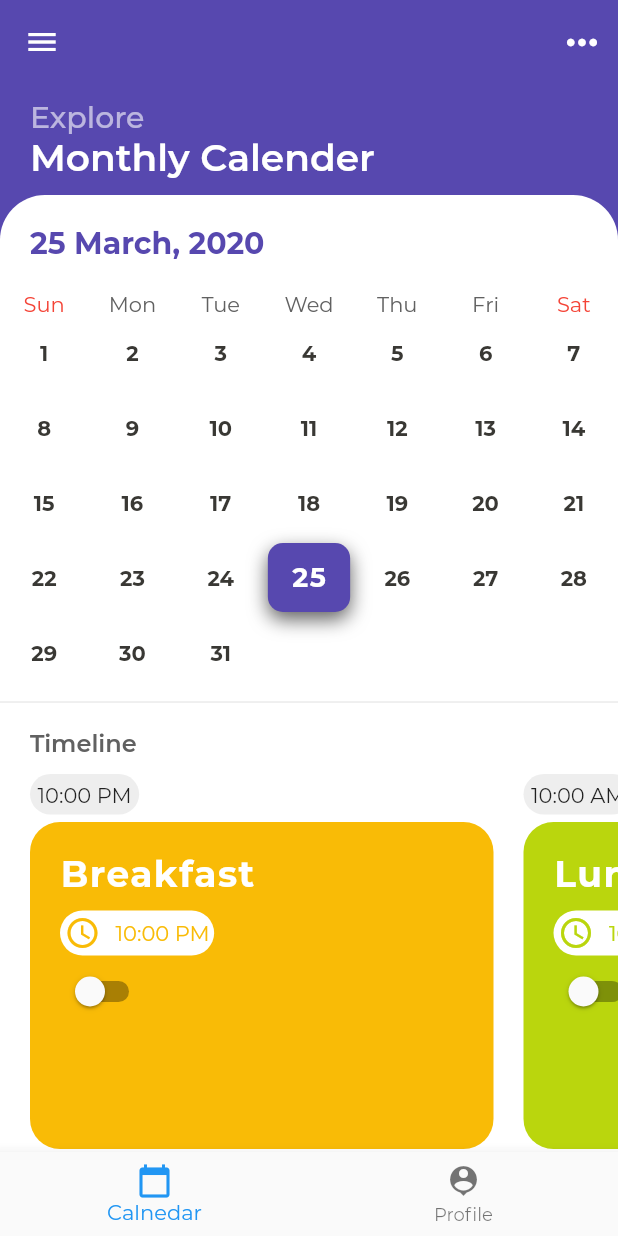
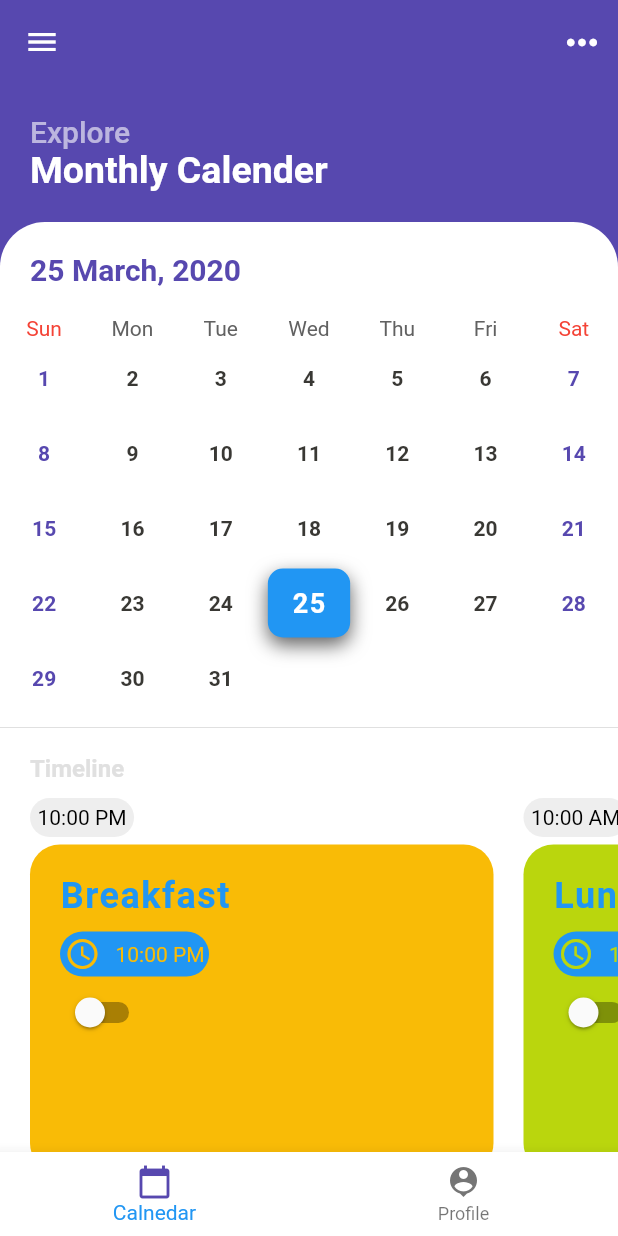
Before and after one commit to mohitagr1/Hostel_UI, a Flutter app: the HomeScreen screen opened directly, on a phone screen of 412 x 824 dp. Run offline on Flutter 3.47's test engine with Material 2 defaults, Android fonts, the phone set to English and light mode, and no system bars; drawn by our look-alikes of table_calendar; our stand-ins replace flare_flutter, shared_preferences; accounts and stored records are empty; project files that could hold a hidden picture were left out.

Commit message:
dark mode changes resolved merge conflicts

```diff
--- a/lib/main.dart
+++ b/lib/main.dart
@@ -1,7 +1,14 @@
 import 'package:flutter/material.dart';
+import 'package:hoste_ui/models/themecolors.dart';
 import 'package:hoste_ui/screens/login_screen.dart';
+import 'package:provider/provider.dart';
 
-void main() => runApp(MyApp());
+void main() => runApp(
+      ChangeNotifierProvider<ThemeColors>(
+        create: (_) => ThemeColors(),
+        child: MyApp(),
+      ),
+    );
 
 class MyApp extends StatelessWidget {
   // This widget is the root of your application.
@@ -10,11 +17,12 @@ class MyApp extends StatelessWidget {
     return MaterialApp(
       debugShowCheckedModeBanner: false,
       title: 'Hostel UI',
-      theme: ThemeData(
-        fontFamily: 'Montserrat',
-        primaryColor: Color(0xff5748AF),
-        accentColor: Colors.white,
-      ),
+
+      // theme: ThemeData(
+      //   fontFamily: 'Montserrat',
+      //   primaryColor: Color(0xff5748AF),
+      //   accentColor: Colors.white,
+      // ),
       home: LoginScreen(),
     );
   }
--- /dev/null
+++ b/lib/models/themecolors.dart
@@ -0,0 +1,96 @@
+import 'package:flutter/material.dart';
+
+class ThemeColors extends ChangeNotifier {
+  ThemeColors() {
+    getMainBackgroundColor();
+  }
+
+  int indexNo = 0;
+  final List<Color> primarycolor = [Color(0xff5748AF), Colors.black];
+  final List<Color> accentcolor = [Colors.white, Color(0xff212121)];
+
+  final List<Color> mainBackgroundColor = [Color(0xff5748AF), Colors.black];
+  final List<Color> calBackgorundColor = [Colors.white, Color(0xff212121)];
+
+
+  final List<Color> initialDateColor = [Color(0xff5748AF), Colors.white];
+  final List<Color> weekendColors = [Color(0xff5748AF), Colors.grey[400]];
+  final List<Color> weekdayColors = [Color(0xff393834), Colors.grey[700]];
+
+
+  final List<Color> timelineBackColor = [Colors.grey[200], Colors.grey[800]];
+  final List<Color> timelineTextColor = [Colors.black, Colors.white];
+
+  final Map<int, List<Color>> mealTimeColorBack = {
+    1: [Color(0xffa17801), Color(0xff819023), Color(0xffa51c4b)],
+    0: [Color(0xffF9BB06), Color(0xffBAD60D), Colors.pink]
+  };
+
+  final Map<int, List<Color>> mealTimeColorText = {
+    0: [Color(0xffa17801), Color(0xff819023), Color(0xffa51c4b)],
+    1: [Colors.grey[300], Colors.grey[300], Colors.grey[300]]
+  };
+
+  final List<Color> bottomBarText = [Color(0xff5748AF), Colors.grey[300]];
+  final List<Color> bottomBarBackgoundColor = [Colors.white, Colors.black];
+
+
+
+  Color getbottomBarBackgoundColor() {
+    return bottomBarBackgoundColor[indexNo];
+  }
+
+  Color getBottomBarText() {
+    return bottomBarText[indexNo];
+  }
+
+  Color getmealTimeColorText(int index) {
+    return mealTimeColorText[indexNo][index];
+  }
+
+  Color getmealTimeColorBack(int index) {
+    return mealTimeColorBack[indexNo][index];
+  }
+
+  Color getTimelineBackColor() {
+    return timelineBackColor[indexNo];
+  }
+
+  Color getTimelineTextColor() {
+    return timelineTextColor[indexNo];
+  }
+
+  Color getWeekDayColors() {
+    return weekdayColors[indexNo];
+  }
+
+  Color getWeekendColors() {
+    return weekendColors[indexNo];
+  }
+
+  Color getPrimaryColor() {
+    return primarycolor[indexNo];
+  }
+
+  Color getInitialDateColor() {
+    return initialDateColor[indexNo];
+  }
+
+  Color getAccentcolor() {
+    return accentcolor[indexNo];
+  }
+
+  setIndexNo(int gg) {
+    indexNo = gg;
+    print(indexNo);
+    notifyListeners();
+  }
+
+  Color getMainBackgroundColor() {
+    return mainBackgroundColor[indexNo];
+  }
+
+  Color getCalBackgorundColor() {
+    return calBackgorundColor[indexNo];
+  }
+}
--- a/lib/screens/calendar_screen.dart
+++ b/lib/screens/calendar_screen.dart
@@ -1,19 +1,26 @@
 import 'package:flutter/material.dart';
+import 'package:hoste_ui/models/themecolors.dart';
 import 'package:hoste_ui/widgets/calendar_header.dart';
 import 'package:hoste_ui/widgets/my_custom_calendar/my_calendar_2.dart';
 import 'package:hoste_ui/widgets/timelines.dart';
+import 'package:provider/provider.dart';
 
 class CalendarScreen extends StatelessWidget {
   @override
   Widget build(BuildContext context) {
+
+    ThemeColors colors = Provider.of<ThemeColors>(context);
+
     return SingleChildScrollView(
       child: Column(
         children: <Widget>[
           CalendarHeader(),
           Container(
+            color: colors.getPrimaryColor(),//Theme.of(context).primaryColor,
+            child: Container(
               // height: MediaQuery.of(context).size.height,
               decoration: BoxDecoration(
-                color: Theme.of(context).accentColor,
+                color: colors.getAccentcolor(),
                 borderRadius: BorderRadius.only(
                   topLeft: Radius.circular(30),
                   topRight: Radius.circular(30),
@@ -28,20 +35,20 @@ class CalendarScreen extends StatelessWidget {
                     padding: EdgeInsets.symmetric(horizontal: 20, vertical: 10),
                     child: Container(
                       alignment: Alignment.centerLeft,
-                      child: Text(
-                        "Timeline",
+                      child: Text("Timeline",
                           style: TextStyle(
                               fontSize: 16,
                               fontWeight: FontWeight.w600,
-                            color: Colors.grey[700]),
+                              color:
+                                  Theme.of(context).accentColor == Colors.white
+                                      ? Colors.grey[700]
+                                      : Colors.grey[300]) //Colors.grey[700]),
                           ),
                     ),
                   ),
                   MealTimeLine(),
-                  SizedBox(
-                    height: 10,
-                  )
                 ],
+              ),
             ),
           )
         ],
--- a/lib/screens/home_screen.dart
+++ b/lib/screens/home_screen.dart
@@ -1,14 +1,28 @@
 import 'package:flutter/material.dart';
+import 'package:hoste_ui/models/themecolors.dart';
 import 'package:hoste_ui/screens/calendar_screen.dart';
 import 'package:hoste_ui/screens/profile_screen.dart';
+import 'package:provider/provider.dart';
+import 'package:shared_preferences/shared_preferences.dart';
 
 class HomeScreen extends StatefulWidget {
+  HomeScreen() {
+    addData();
+  }
+
+  addData() async {
+    SharedPreferences preferences = await SharedPreferences.getInstance();
+    preferences.setInt('themeValue', 0);
+  }
+
   @override
   _HomeScreenState createState() => _HomeScreenState();
 }
 
 class _HomeScreenState extends State<HomeScreen> {
   int _selectedIndex = 0;
+  bool isSwitched = false;
+
   static List<Widget> _widgetOptions = <Widget>[
     CalendarScreen(),
     ProfileScreen()
@@ -20,18 +34,19 @@ class _HomeScreenState extends State<HomeScreen> {
     });
   }
 
-  @override
-  void initState() {
-    super.initState();
-  }
+  // setThemeIndex(int value) async {
+  //   print("here");
+  //   SharedPreferences preferences = await SharedPreferences.getInstance();
+  //   preferences.setInt('themeValue', value);
+  // }
 
   @override
   Widget build(BuildContext context) {
+    ThemeColors colors = Provider.of<ThemeColors>(context);
+
     return Scaffold(
-      backgroundColor: _selectedIndex == 0
-          ? Theme.of(context).primaryColor
-          : Theme.of(context).accentColor,
       appBar: AppBar(
+        backgroundColor: colors.getPrimaryColor(),
         actions: <Widget>[
           IconButton(
               icon: Icon(Icons.more_horiz),
@@ -41,19 +56,42 @@ class _HomeScreenState extends State<HomeScreen> {
         ],
         elevation: 0.0,
       ),
-      drawer: Drawer(),
+      drawer: Drawer(
+        child: DrawerHeader(
+          child: Switch(
+              value: isSwitched,
+              onChanged: (val) {
+                print(val);
+                isSwitched = val;
+                val ? colors.setIndexNo(1) : colors.setIndexNo(0);
+              }),
+        ),
+      ),
       body: _widgetOptions.elementAt(_selectedIndex),
       bottomNavigationBar: BottomNavigationBar(
+        backgroundColor: colors.getbottomBarBackgoundColor(),
         currentIndex: _selectedIndex,
         onTap: _onItemTapped,
         items: [
           BottomNavigationBarItem(
-            icon: Icon(Icons.calendar_today),
-            title: Text("Calnedar"),
+            activeIcon: Icon(
+              Icons.calendar_today,
+              color: colors.getInitialDateColor(),
+            ),
+            icon: Icon(Icons.calendar_today, color: Colors.grey[600]),
+            title: Text(
+              "Calnedar",
+              style: TextStyle(color: colors.getBottomBarText()),
+            ),
           ),
           BottomNavigationBarItem(
-            icon: Icon(Icons.person_pin),
-            title: Text("Profile"),
+            activeIcon:
+                Icon(Icons.person_pin, color: colors.getInitialDateColor()),
+            icon: Icon(Icons.person_pin, color: Colors.grey[600]),
+            title: Text(
+              "Profile",
+              style: TextStyle(color: colors.getTimelineTextColor()),
+            ),
           )
         ],
         type: BottomNavigationBarType.fixed,
--- a/lib/screens/login_screen.dart
+++ b/lib/screens/login_screen.dart
@@ -1,11 +1,13 @@
 import 'dart:convert';
 
 import 'package:flare_flutter/flare_actor.dart';
+import 'package:hoste_ui/models/themecolors.dart';
 import 'package:hoste_ui/screens/home_screen.dart';
 import 'package:hoste_ui/teddy_github/teddy_controller.dart';
 import 'package:hoste_ui/teddy_github/tracking_text_input.dart';
 import 'package:http/http.dart' as http;
 import 'package:flutter/material.dart';
+import 'package:provider/provider.dart';
 import 'package:shared_preferences/shared_preferences.dart';
 
 class LoginScreen extends StatefulWidget {
@@ -150,5 +152,9 @@ class _LoginScreenState extends State<LoginScreen> {
     String _username = _usernameController.text;
     String _password = _passwordController.text;
     apicall(_username, _password);
+    // Navigator.push(
+    //   context,
+    //   MaterialPageRoute(builder: (context) => HomeScreen()),
+    // );
   }
 }
--- a/lib/screens/profile_screen.dart
+++ b/lib/screens/profile_screen.dart
@@ -1,11 +1,12 @@
-import 'dart:convert';
 
 import 'package:flutter/material.dart';
 import 'package:hoste_ui/models/index.dart';
-import 'package:http/http.dart' as http;
 import 'package:shared_preferences/shared_preferences.dart';
+import 'package:hoste_ui/models/themecolors.dart';
+import 'package:provider/provider.dart';
 
 const url = "http://192.168.43.116:9090/hosteler/getByHostelerId/";
+
 
 class ProfileScreen extends StatefulWidget {
 
@@ -39,6 +40,7 @@ class _ProfileScreenState extends State<ProfileScreen> {
 
   @override
   Widget build(BuildContext context) {
+    ThemeColors colors = Provider.of<ThemeColors>(context);
     _height = MediaQuery.of(context).size.height;
     return FutureBuilder(
       future: updateUI(),
@@ -47,6 +49,7 @@ class _ProfileScreenState extends State<ProfileScreen> {
           Hosteler hosteler = snapshot.data;
           return SingleChildScrollView(
             child: Container(
+              color: colors.getAccentcolor(),
               height: MediaQuery.of(context).size.height + 100,
               child: Column(
                 children: <Widget>[
@@ -122,13 +125,14 @@ class _ProfileScreenState extends State<ProfileScreen> {
   }
 
   Widget _profileHeader(String name, String emailId, String imageAddress) {
+    ThemeColors colors = Provider.of<ThemeColors>(context);
     return Stack(
       overflow: Overflow.visible,
       children: <Widget>[
         Container(
           height: _height * _headerRatio,
           decoration: BoxDecoration(
-            color: Theme.of(context).primaryColor,
+            color: colors.getPrimaryColor(),
             borderRadius: BorderRadius.only(
               bottomLeft: Radius.circular(20),
             ),
--- a/lib/widgets/calendar_header.dart
+++ b/lib/widgets/calendar_header.dart
@@ -1,20 +1,27 @@
 import 'package:flutter/material.dart';
+import 'package:hoste_ui/models/themecolors.dart';
+import 'package:provider/provider.dart';
 
 class CalendarHeader extends StatelessWidget {
+
   @override
   Widget build(BuildContext context) {
+    final ThemeColors colors = Provider.of<ThemeColors>(context);
     return Padding(
-      padding: EdgeInsets.symmetric(vertical: 10),
+      padding: EdgeInsets.symmetric(vertical: 0),
       child: Container(
         // height: 80.0,
         width: MediaQuery.of(context).size.width,
-        color: Theme.of(context).primaryColor,
+        color: colors.getPrimaryColor(),
         child: Padding(
           padding: EdgeInsets.symmetric(horizontal: 20),
           child: Column(
             mainAxisAlignment: MainAxisAlignment.center,
             crossAxisAlignment: CrossAxisAlignment.start,
             children: <Widget>[
+              SizedBox(
+                height: 20,
+              ),
               Text(
                 "Explore",
                 style: TextStyle(
@@ -29,7 +36,10 @@ class CalendarHeader extends StatelessWidget {
                     color: Colors.white,
                     fontWeight: FontWeight.w600,
                     fontSize: 25),
-              )
+              ),
+              SizedBox(
+                height: 20,
+              ),
             ],
           ),
         ),
--- a/lib/widgets/my_calendar.dart
+++ b/lib/widgets/my_calendar.dart
@@ -1,6 +1,8 @@
 import 'package:flutter/cupertino.dart';
 import 'package:flutter/material.dart';
+import 'package:hoste_ui/models/themecolors.dart';
 import 'package:intl/intl.dart';
+import 'package:provider/provider.dart';
 import 'package:table_calendar/table_calendar.dart';
 
 final List<String> dowList = ['Mon', 'Tue', 'Wed', 'Thu', 'Fri', 'Sat', 'Sun'];
@@ -31,6 +33,7 @@ class _MyCalendarState extends State<MyCalendar> {
 
   @override
   Widget build(BuildContext context) {
+    ThemeColors colors = Provider.of<ThemeColors>(context);
     return Container(
       // height: MediaQuery.of(context).size.height,
       // color: Colors.red,
@@ -40,7 +43,7 @@ class _MyCalendarState extends State<MyCalendar> {
         calendarStyle: CalendarStyle(
           outsideDaysVisible: false,
           weekendStyle: TextStyle(
-            color: Color(0xff393834),
+            color: Colors.green,
             fontWeight: FontWeight.bold,
           ),
           weekdayStyle: TextStyle(
--- a/lib/widgets/my_custom_calendar/custom_calendar_header.dart
+++ b/lib/widgets/my_custom_calendar/custom_calendar_header.dart
@@ -1,5 +1,7 @@
 import 'package:flutter/material.dart';
+import 'package:hoste_ui/models/themecolors.dart';
 import 'package:intl/intl.dart';
+import 'package:provider/provider.dart';
 
 class CustomCalendarHeader extends StatefulWidget {
   final DateTime headerDate;
@@ -22,6 +24,7 @@ class _CustomCalendarHeaderState extends State<CustomCalendarHeader> {
 
   @override
   Widget build(BuildContext context) {
+    ThemeColors colors = Provider.of<ThemeColors>(context);
     return Padding(
       padding: EdgeInsets.symmetric(horizontal: 20, vertical: 20),
       child: GestureDetector(
@@ -30,7 +33,7 @@ class _CustomCalendarHeaderState extends State<CustomCalendarHeader> {
           child: Text(
             DateFormat("d MMMM, y").format(widget.headerDate),
             style: TextStyle(
-                color: Theme.of(context).primaryColor,
+                color: colors.getInitialDateColor(),
                 fontSize: 20,
                 fontWeight: FontWeight.bold),
           ),
--- a/lib/widgets/my_custom_calendar/my_calendar_2.dart
+++ b/lib/widgets/my_custom_calendar/my_calendar_2.dart
@@ -1,4 +1,6 @@
 import 'package:flutter/material.dart';
+import 'package:hoste_ui/models/themecolors.dart';
+import 'package:provider/provider.dart';
 import 'package:table_calendar/table_calendar.dart';
 
 import 'custom_calendar_header.dart';
@@ -30,6 +32,8 @@ class _MyCustomCalendarState extends State<MyCustomCalendar> {
 
   @override
   Widget build(BuildContext context) {
+
+    ThemeColors colors = Provider.of<ThemeColors>(context);
     return Center(
       child: Container(
         child: Column(
@@ -43,11 +47,11 @@ class _MyCustomCalendarState extends State<MyCustomCalendar> {
               calendarStyle: CalendarStyle(
                 outsideDaysVisible: false,
                 weekendStyle: TextStyle(
-                  color: Color(0xff393834),
+                  color: colors.getWeekendColors(),
                   fontWeight: FontWeight.bold,
                 ),
                 weekdayStyle: TextStyle(
-                  color: Color(0xff393834),
+                  color: colors.getWeekDayColors(),//Color(0xff393834),
                   fontWeight: FontWeight.bold,
                 ),
               ),
--- a/lib/widgets/timelines.dart
+++ b/lib/widgets/timelines.dart
@@ -1,6 +1,8 @@
 import 'package:flutter/material.dart';
 import 'package:hoste_ui/models/meals.dart';
 import 'package:hoste_ui/widgets/meal_card.dart';
+import 'package:hoste_ui/models/themecolors.dart';
+import 'package:provider/provider.dart';
 
 class MealTimeLine extends StatefulWidget {
   @override
@@ -10,14 +12,15 @@ class MealTimeLine extends StatefulWidget {
 class _MealTimeLineState extends State<MealTimeLine> {
   @override
   Widget build(BuildContext context) {
+    ThemeColors colors = Provider.of<ThemeColors>(context);
     return Container(
       height: 250,
       child: ListView.builder(
         scrollDirection: Axis.horizontal,
         padding: EdgeInsets.only(left: 20),
         itemCount: mealList.length,
-        itemBuilder: (BuildContext context, int index) {
-          Meals mealTimeline = mealList[index];
+        itemBuilder: (BuildContext context, int index4) {
+          Meals mealTimeline = mealList[index4];
           return Stack(
             children: <Widget>[
               Column(
@@ -26,21 +29,22 @@ class _MealTimeLineState extends State<MealTimeLine> {
                   Container(
                     padding: EdgeInsets.all(5),
                     decoration: BoxDecoration(
-                      color: Colors.grey[200],
+                      color: colors.getTimelineBackColor(),
                       borderRadius: BorderRadius.circular(20),
                     ),
                     child: Text(
                       mealTimeline.mealOffTime,
+                      style: TextStyle(color: colors.getTimelineTextColor()),
                     ),
                   ),
                   SizedBox(
                     height: 5,
                   ),
                   MealCard(
-                    color: mealTimeline.color,
+                    color: colors.getmealTimeColorBack(index4),
                     mealOffTime: mealTimeline.mealOffTime,
                     mealType: mealTimeline.mealType,
-                  )
+                  ),
                 ],
               ),
             ],
```
Lines whose indentation alone changed are shown as unchanged.
